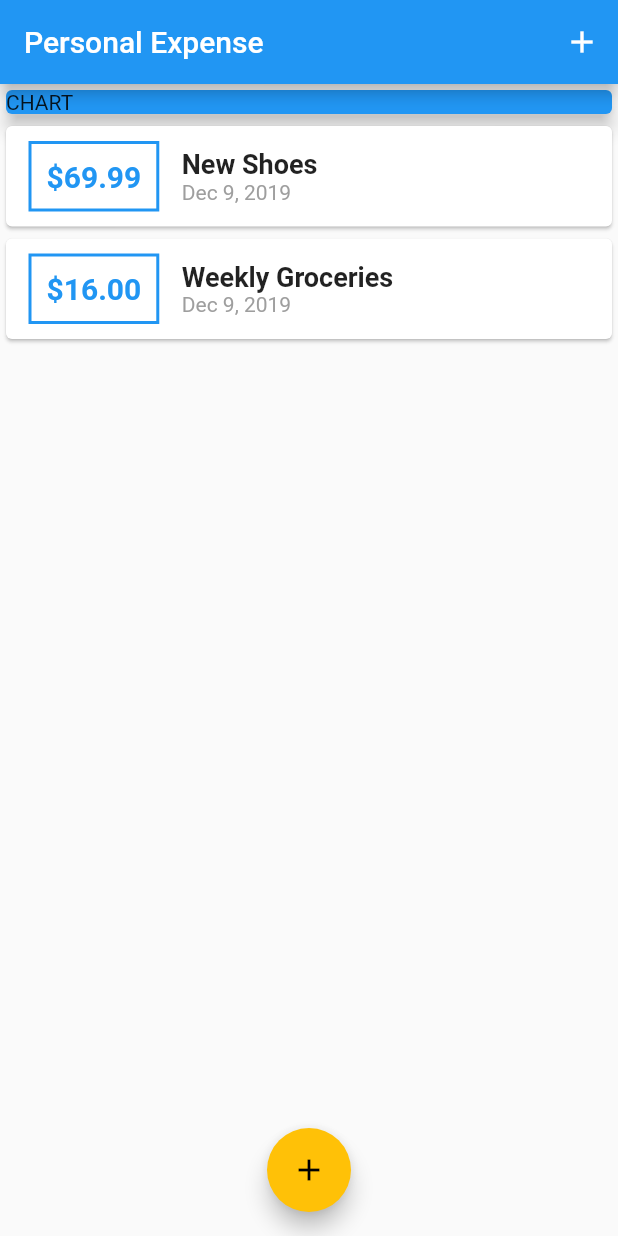
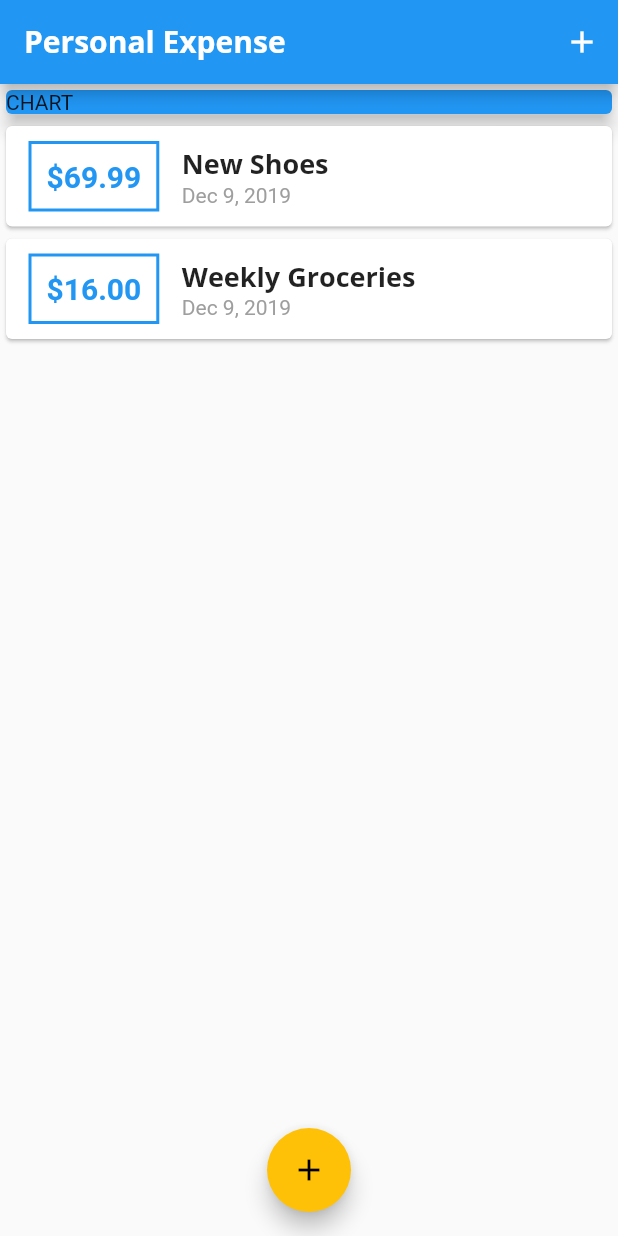
Before and after one commit to mricky/flutter_personal_expense, a Flutter app: the screen it shows after launch, on a phone screen of 412 x 824 dp. Run offline on Flutter 3.47's test engine with Material 2 defaults, Android fonts, the phone set to English and light mode, and no system bars.

Commit message:
Custom Font & Working With Text Themes

```diff
--- a/lib/main.dart
+++ b/lib/main.dart
@@ -17,8 +17,19 @@ class MyApp extends StatelessWidget {
       theme: ThemeData(
         primarySwatch: Colors.blue,
         accentColor: Colors.amber,
-
-
+        fontFamily: 'Quicksand',
+        textTheme: ThemeData.light().textTheme.copyWith(title: TextStyle(
+          fontFamily: 'OpenSans',
+          fontWeight: FontWeight.bold,
+          fontSize: 18)
+          ),
+        appBarTheme: AppBarTheme(
+          textTheme: ThemeData.light().textTheme.copyWith(
+            title: TextStyle(fontFamily: 'OpenSans',
+            fontSize: 20,
+            fontWeight: FontWeight.bold),
+            ),
+        )
       ),
       home: MyHomePage(),
     );
@@ -71,7 +82,9 @@ class _MyHomePageState extends State<MyHomePage> {
   Widget build(BuildContext context) {
     return Scaffold(
       appBar: AppBar(
-        title: Text("Personal Expense"),
+        title: Text("Personal Expense",
+
+        ),
         actions: <Widget>[
           IconButton(icon: Icon(Icons.add),
           onPressed:
--- a/lib/widgets/transaction_list.dart
+++ b/lib/widgets/transaction_list.dart
@@ -38,7 +38,9 @@ class TransactionList extends StatelessWidget {
                      Column(
                        crossAxisAlignment: CrossAxisAlignment.start,
                        children: <Widget>[
-                          Text(transactions[index].title, style: TextStyle(fontSize: 18, fontWeight: FontWeight.bold),),
+                          Text(transactions[index].title,
+                              style: Theme.of(context).textTheme.title
+                          ),
                           Text(
                                 //DateFormat('yyyy/MM/dd').format(tx.date),
                               DateFormat.yMMMd().format(transactions[index].date),
```
Also changed, not shown: pubspec.yaml (+13 -6 lines), assets/fonts/OpenSans-Bold.ttf (added), assets/fonts/OpenSans-Regular.ttf (added), assets/fonts/Quicksand-Bold.ttf (added), assets/fonts/Quicksand-Light.ttf (added), assets/fonts/Quicksand-Medium.ttf (added), assets/fonts/Quicksand-Regular.ttf (added).
